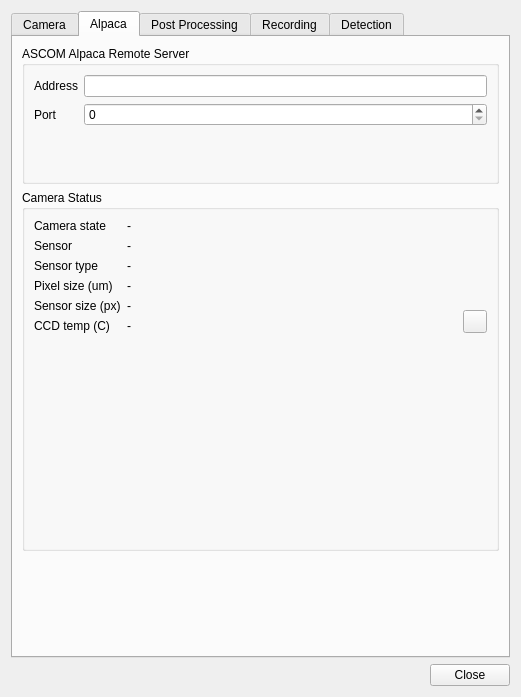
Above: plugins/feature/camera/camerasettingsdialog.ui from srcejon/sdrangel before the change. Below: the same form after it.
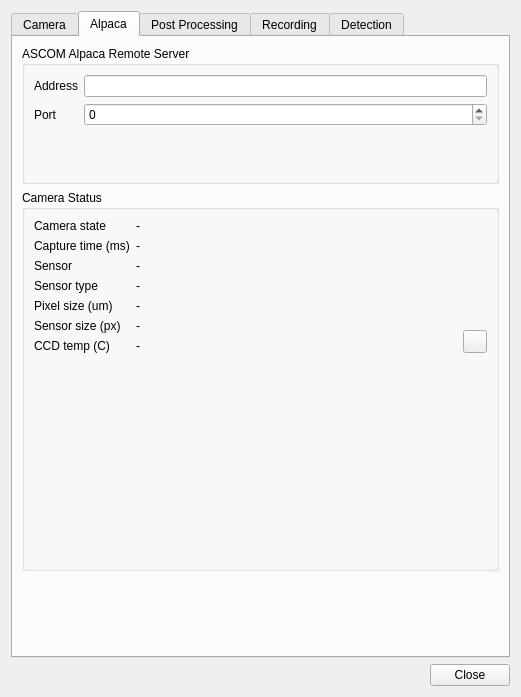
That is the form after the change. The open tabs and pages were chosen to show the change. Icons and pictures are not drawn.

Commit message: Report Alpaca capture timing in camera status

Patch:
```diff
--- a/plugins/feature/camera/camerasettingsdialog.ui
+++ b/plugins/feature/camera/camerasettingsdialog.ui
@@ -474,69 +474,83 @@
                </widget>
               </item>
               <item row="1" column="0">
+               <widget class="QLabel" name="captureTimeTextLabel">
+                <property name="text">
+                 <string>Capture time (ms)</string>
+                </property>
+               </widget>
+              </item>
+              <item row="1" column="1">
+               <widget class="QLabel" name="captureTimeLabel">
+                <property name="text">
+                 <string>-</string>
+                </property>
+               </widget>
+              </item>
+              <item row="2" column="0">
                <widget class="QLabel" name="sensorNameTextLabel">
                 <property name="text">
                  <string>Sensor</string>
                 </property>
                </widget>
               </item>
-              <item row="1" column="1">
+              <item row="2" column="1">
                <widget class="QLabel" name="sensorNameLabel">
                 <property name="text">
                  <string>-</string>
                 </property>
                </widget>
               </item>
-              <item row="2" column="0">
+              <item row="3" column="0">
                <widget class="QLabel" name="sensorTypeTextLabel">
                 <property name="text">
                  <string>Sensor type</string>
                 </property>
                </widget>
               </item>
-              <item row="2" column="1">
+              <item row="3" column="1">
                <widget class="QLabel" name="sensorTypeLabel">
                 <property name="text">
                  <string>-</string>
                 </property>
                </widget>
               </item>
-              <item row="3" column="0">
+              <item row="4" column="0">
                <widget class="QLabel" name="pixelSizeTextLabel">
                 <property name="text">
                  <string>Pixel size (um)</string>
                 </property>
                </widget>
               </item>
-              <item row="3" column="1">
+              <item row="4" column="1">
                <widget class="QLabel" name="pixelSizeLabel">
                 <property name="text">
                  <string>-</string>
                 </property>
                </widget>
               </item>
-              <item row="4" column="0">
+              <item row="5" column="0">
                <widget class="QLabel" name="cameraSizeTextLabel">
                 <property name="text">
                  <string>Sensor size (px)</string>
                 </property>
                </widget>
               </item>
-              <item row="4" column="1">
+              <item row="5" column="1">
                <widget class="QLabel" name="cameraSizeLabel">
                 <property name="text">
                  <string>-</string>
                 </property>
                </widget>
               </item>
-              <item row="5" column="0">
+              <item row="6" column="0">
                <widget class="QLabel" name="ccdTempTextLabel">
                 <property name="text">
                  <string>CCD temp (C)</string>
                 </property>
                </widget>
               </item>
-              <item row="5" column="1">
+              <item row="6" column="1">
                <widget class="QLabel" name="ccdTempLabel">
                 <property name="text">
                  <string>-</string>
```
The commit also changes 4 other files.
